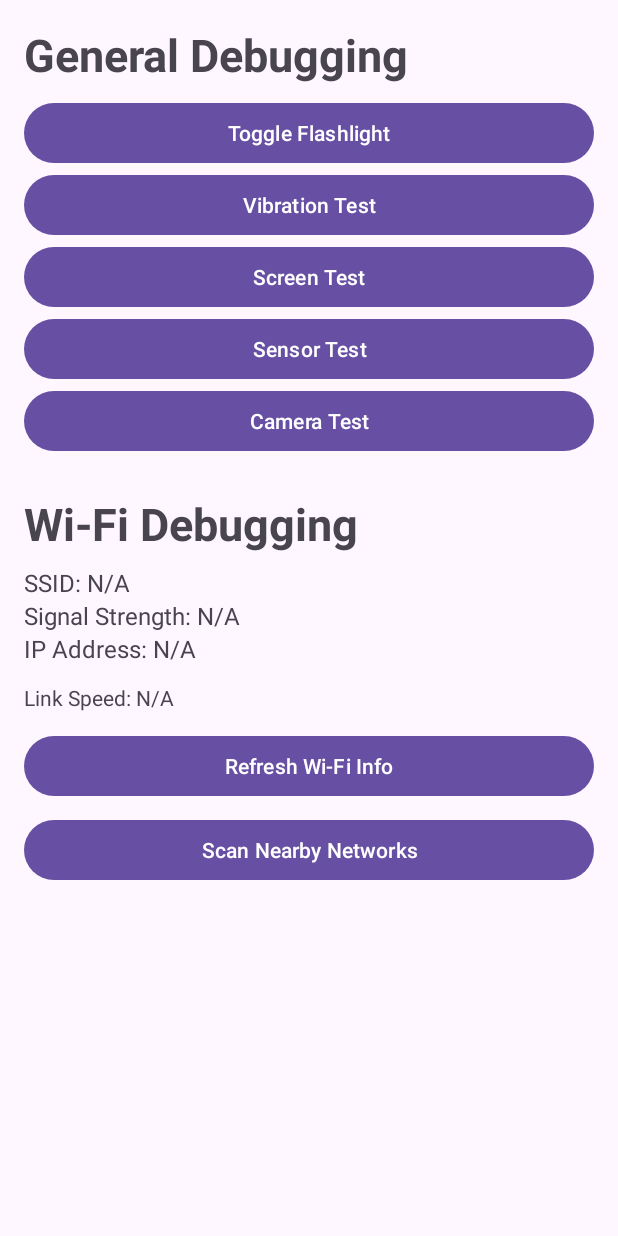
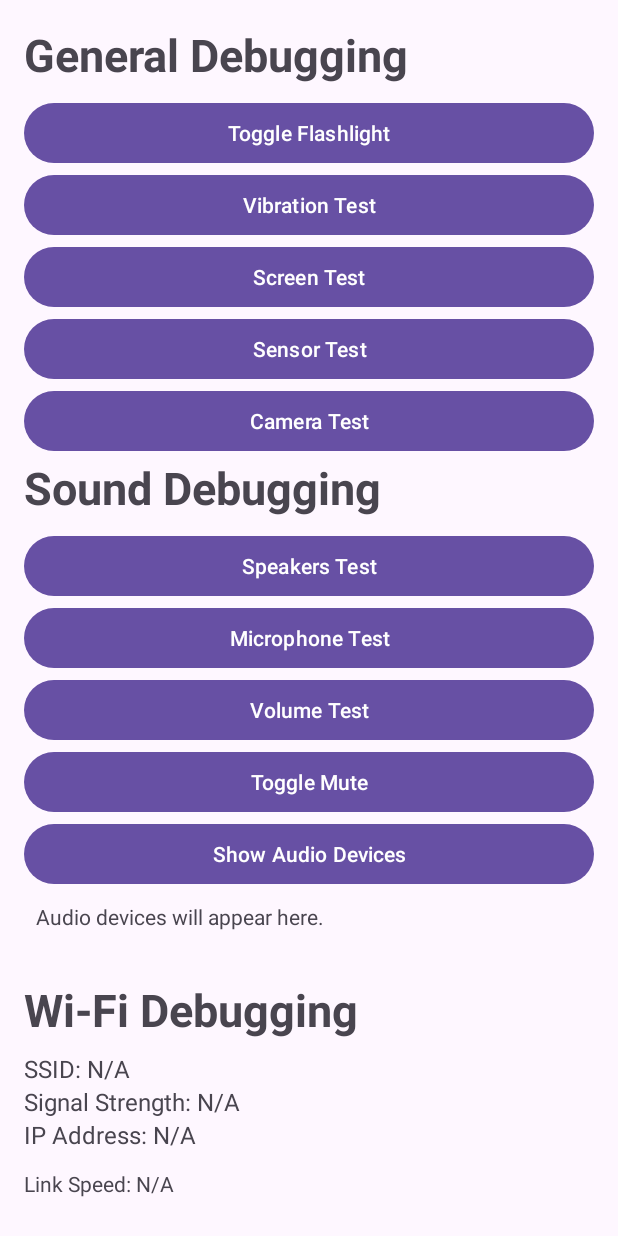
Before and after one commit to vasili1310/AndroidDebuggerPro, an Android app: the screen it shows after launch (MainActivity), on a phone screen of 412 x 824 dp. Run offline under Robolectric (Android 15) with nearby library versions, the phone set to English and light mode, and no system bars.

Commit message:
Added sound debugging

```diff
--- a/app/src/main/AndroidManifest.xml
+++ b/app/src/main/AndroidManifest.xml
@@ -7,6 +7,7 @@
     <uses-permission android:name="android.permission.ACCESS_NETWORK_STATE" />
     <uses-permission android:name="android.permission.ACCESS_WIFI_STATE" />
     <uses-permission android:name="android.permission.CHANGE_WIFI_STATE" />
+    <uses-permission android:name="android.permission.RECORD_AUDIO" />
     <uses-permission android:name="android.permission.INTERNET" />
     <uses-permission android:name="android.permission.CAMERA" />
     <uses-permission android:name="android.permission.VIBRATE" />
--- a/app/src/main/java/com/example/androiddebuggerpro/MainActivity.java
+++ b/app/src/main/java/com/example/androiddebuggerpro/MainActivity.java
@@ -19,6 +19,10 @@ import android.hardware.camera2.CameraManager;
 import android.location.Location;
 import android.location.LocationListener;
 import android.location.LocationManager;
+import android.media.AudioDeviceInfo;
+import android.media.AudioManager;
+import android.media.MediaPlayer;
+import android.media.MediaRecorder;
 import android.net.ConnectivityManager;
 import android.net.Network;
 import android.net.NetworkCapabilities;
@@ -66,6 +70,7 @@ public class MainActivity extends AppCompatActivity {
     private CameraManager cameraManager;
     private String camerald;
     private static final int PERMISSIONS_REQUEST_CODE = 1001;
+    private static final int REQUEST_RECORD_AUDIO = 101;
 
     private WifiManager wifiManager;
     private ConnectivityManager connectivityManager;
@@ -73,8 +78,9 @@ public class MainActivity extends AppCompatActivity {
     private ListView listViewNetworks;
     private Button btnRefreshInfo, btnScanNetworks, btnToggleWiFi, btnSpeedTest;
     private ArrayAdapter<String> adapter;
-    private LocationManager locationManager;
-    private LocationListener locationListener;
+    private MediaRecorder recorder;
+    private MediaPlayer player;
+    private boolean isMuted = false;
 
     @Override
     protected void onCreate(Bundle savedInstanceState) {
@@ -105,7 +111,7 @@ public class MainActivity extends AppCompatActivity {
 
         cameraTest.setOnClickListener(v -> {
             if (ContextCompat.checkSelfPermission(this, Manifest.permission.CAMERA)
-                != PackageManager.PERMISSION_GRANTED) {
+                    != PackageManager.PERMISSION_GRANTED) {
                 ActivityCompat.requestPermissions(this,
                         new String[]{Manifest.permission.CAMERA}, 100);
             } else {
@@ -168,6 +174,102 @@ public class MainActivity extends AppCompatActivity {
         btnStorageInfo.setOnClickListener(v -> {
             Intent intent = new Intent(MainActivity.this, StorageDebugActivity.class);
             startActivity(intent);
+        });
+
+        // Sound
+
+        // Permissions
+        if (ContextCompat.checkSelfPermission(this, Manifest.permission.RECORD_AUDIO)
+                != PackageManager.PERMISSION_GRANTED) {
+            ActivityCompat.requestPermissions(this, new String[]{Manifest.permission.RECORD_AUDIO},
+                    REQUEST_RECORD_AUDIO);
+        }
+
+        Button testSpeaker = findViewById(R.id.btnSpeakers);
+        Button testMic = findViewById(R.id.btnMic);
+        Button showVolume = findViewById(R.id.btnVolume);
+        Button toggleMute = findViewById(R.id.btnMute);
+        Button audioDevices = findViewById(R.id.btnAudioDevices);
+
+        AudioManager audioManager = (AudioManager) getSystemService(Context.AUDIO_SERVICE);
+
+        TextView audioDeviceList = findViewById(R.id.audioDeviceList);
+
+        // Speaker test
+        testSpeaker.setOnClickListener(v -> {
+            if (player != null && player.isPlaying()) {
+                player.stop();
+                player.release();
+            }
+            player = MediaPlayer.create(this, Settings.System.DEFAULT_RINGTONE_URI);
+            player.start();
+        });
+
+        // Mic test
+        testMic.setOnClickListener(v -> {
+            try {
+                String filePath = getExternalFilesDir(Environment.DIRECTORY_MUSIC).getAbsolutePath() + "/mic_test.3gp";
+                if (recorder == null) {
+                    recorder = new MediaRecorder();
+                    recorder.setAudioSource(MediaRecorder.AudioSource.MIC);
+                    recorder.setOutputFormat(MediaRecorder.OutputFormat.THREE_GPP);
+                    recorder.setOutputFile(filePath);
+                    recorder.setAudioEncoder(MediaRecorder.AudioEncoder.AMR_NB);
+                    recorder.prepare();
+                    recorder.start();
+                    Toast.makeText(this, "Recording started...", Toast.LENGTH_SHORT).show();
+                } else {
+                    recorder.stop();
+                    recorder.release();
+                    recorder = null;
+                    Toast.makeText(this, "Recording stopped. Playing...", Toast.LENGTH_SHORT).show();
+                    player = new MediaPlayer();
+                    player.setDataSource(filePath);
+                    player.prepare();
+                    player.start();
+                }
+            } catch (Exception e) {
+                e.printStackTrace();
+                Toast.makeText(this, "Mic test failed.", Toast.LENGTH_SHORT).show();
+            }
+        });
+
+        // Volume levels
+        showVolume.setOnClickListener(v -> {
+            int media = audioManager.getStreamVolume(AudioManager.STREAM_MUSIC);
+            int notif = audioManager.getStreamVolume(AudioManager.STREAM_NOTIFICATION);
+            int alarm = audioManager.getStreamVolume(AudioManager.STREAM_ALARM);
+
+            Toast.makeText(this, "Media: " + media + ", Notification: " + notif +
+                    ", Alarm: " + alarm, Toast.LENGTH_SHORT).show();
+        });
+
+        // Toggle mute
+        toggleMute.setOnClickListener(v -> {
+            isMuted = !isMuted;
+            if (Build.VERSION.SDK_INT >= Build.VERSION_CODES.M) {
+                audioManager.adjustStreamVolume(AudioManager.STREAM_MUSIC,
+                        isMuted ? AudioManager.ADJUST_MUTE : AudioManager.ADJUST_UNMUTE, 0);
+            }
+            Toast.makeText(this, isMuted ? "Muted" : "Unmuted", Toast.LENGTH_SHORT).show();
+        });
+
+        // Audio devices
+        audioDevices.setOnClickListener(v -> {
+            if (Build.VERSION.SDK_INT >= Build.VERSION_CODES.M) {
+                AudioDeviceInfo[] devices = audioManager.getDevices(AudioManager.GET_DEVICES_OUTPUTS);
+                StringBuilder sb = new StringBuilder();
+                for (AudioDeviceInfo device : devices) {
+                    sb.append(device.getProductName())
+                            .append(" (Type: ")
+                            .append(device.getType())
+                            .append(")\n");
+                }
+                audioDeviceList.setText(sb.length() > 0 ? sb.toString() :
+                        "No audio output devices found.");
+            } else {
+                audioDeviceList.setText("Not supported on this Android version.");
+            }
         });
     }
 
@@ -407,7 +509,7 @@ public class MainActivity extends AppCompatActivity {
     }
 
     private void showBatteryStatus(TextView outputView) {
-        BatteryManager batteryManager = (BatteryManager)  getSystemService(BATTERY_SERVICE);
+        BatteryManager batteryManager = (BatteryManager) getSystemService(BATTERY_SERVICE);
 
         // Battery level as percentage
         int batteryLevel = batteryManager.getIntProperty(BatteryManager.BATTERY_PROPERTY_CAPACITY);
@@ -556,37 +658,4 @@ public class MainActivity extends AppCompatActivity {
         outputView.setText(info.toString());
     }
 
-    // GPS Debugging
-//    @SuppressLint("MissingPermission")
-//    private void startGPSDebugging(TextView textGPSInfo) {
-//        locationManager = (LocationManager) getSystemService(Context.LOCATION_SERVICE);
-//
-//        locationListener = new LocationListener() {
-//            @Override
-//            public void onLocationChanged(@NonNull Location location) {
-//                String info = "Latitude: " + location.getLatitude() + "\n" +
-//                        "Longitude: " + location.getLongitude() + "\n" +
-//                        "Accuracy: " + location.getAccuracy() + "\n" +
-//                        "Provider: " + location.getProvider() + "\n" +
-//                        "Altitude: " + location.getAltitude() + "\n" +
-//                        "Speed: " + location.getSpeed() + "\n";
-//
-//                textGPSInfo.setText(info);
-//
-//                // Stop updates after one result for battery
-//                locationManager.removeUpdates(this);
-//            }
-//        };
-//
-//        if (locationManager.isProviderEnabled(LocationManager.GPS_PROVIDER)) {
-//            locationManager.requestLocationUpdates(
-//                    LocationManager.GPS_PROVIDER,
-//                    0,
-//                    0,
-//                    locationListener
-//            );
-//        } else {
-//            textGPSInfo.setText("GPS Provider not enabled.");
-//        }
-//    }
 }
--- a/app/src/main/res/layout/activity_main.xml
+++ b/app/src/main/res/layout/activity_main.xml
@@ -47,6 +47,53 @@
             android:text="Camera Test"
             android:layout_width="match_parent"
             android:layout_height="wrap_content" />
+
+        <!-- Sound debugging section -->
+        <TextView
+            android:text="Sound Debugging"
+            android:textStyle="bold"
+            android:textSize="30dp"
+            android:layout_marginBottom="8dp"
+            android:layout_width="wrap_content"
+            android:layout_height="wrap_content" />
+
+        <Button
+            android:id="@+id/btnSpeakers"
+            android:text="Speakers Test"
+            android:layout_width="match_parent"
+            android:layout_height="wrap_content" />
+
+        <Button
+            android:id="@+id/btnMic"
+            android:text="Microphone Test"
+            android:layout_width="match_parent"
+            android:layout_height="wrap_content" />
+
+        <Button
+            android:id="@+id/btnVolume"
+            android:text="Volume Test"
+            android:layout_width="match_parent"
+            android:layout_height="wrap_content" />
+
+        <Button
+            android:id="@+id/btnMute"
+            android:text="Toggle Mute"
+            android:layout_width="match_parent"
+            android:layout_height="wrap_content" />
+
+        <Button
+            android:id="@+id/btnAudioDevices"
+            android:text="Show Audio Devices"
+            android:layout_width="match_parent"
+            android:layout_height="wrap_content" />
+
+        <TextView
+            android:id="@+id/audioDeviceList"
+            android:layout_width="match_parent"
+            android:layout_height="wrap_content"
+            android:padding="8dp"
+            android:textSize="14sp"
+            android:text="Audio devices will appear here." />
 
         <!-- WIFI Debugging Section -->
         <TextView
```
